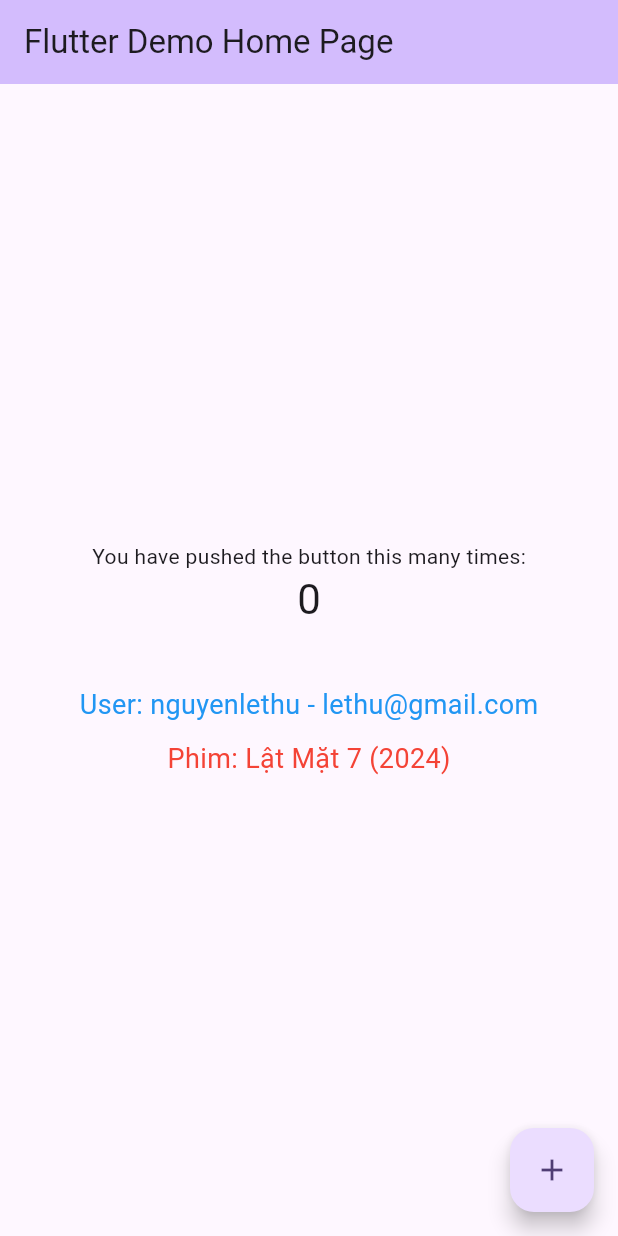
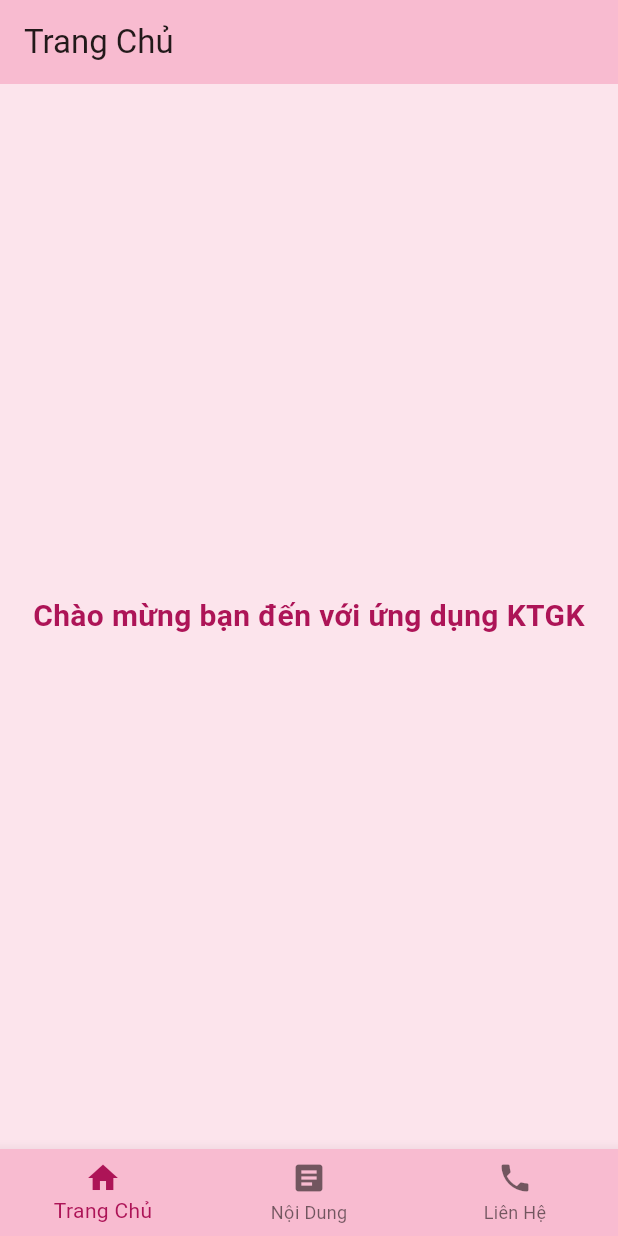
Before and after one commit to hung123-alt/mobile, a Flutter app: the screen it shows after launch, on a phone screen of 412 x 824 dp. Run offline on Flutter 3.47's test engine with Material 3 defaults, Android fonts, the phone set to English and light mode, and no system bars; missing offline and left inert: easy_stars.

Commit message:
Cap nhat code moi nhat cho du an

```diff
--- /dev/null
+++ b/cinema_app/lib/TrangChu.dart
@@ -0,0 +1,16 @@
+import 'package:flutter/material.dart';
+class TrangChuPage extends StatelessWidget {
+  const TrangChuPage({super.key});
+
+  @override
+  Widget build(BuildContext context) {
+    return Scaffold(appBar: AppBar(title: const Text('Trang Chủ'), backgroundColor: Colors.pink[100]),
+    body: Center(child: Text(
+      'Chào mừng bạn đến với ứng dụng KTGK',
+      style: TextStyle(fontSize: 20, color:Colors.pink[800], fontWeight: FontWeight.bold),
+      textAlign: TextAlign.center,
+      ),
+     ),
+    );
+  }
+}
--- a/cinema_app/lib/main.dart
+++ b/cinema_app/lib/main.dart
@@ -1,111 +1,48 @@
 import 'package:flutter/material.dart';
-import 'models/User.dart';         // Thêm import User
-import 'models/movie_model.dart';  // Import Movies không còn bị báo lỗi thừa nữa
-import 'repositories/phim.dart';
-void main() {
-  runApp(const MyApp());
-}
+import 'TrangChu.dart';
+import 'NoiDung.dart';
+import 'LienHe.dart';
 
+void main() => runApp(const MyApp());
 class MyApp extends StatelessWidget {
   const MyApp({super.key});
-
   @override
   Widget build(BuildContext context) {
     return MaterialApp(
-      title: 'Flutter Demo',
+      debugShowCheckedModeBanner: false,
       theme: ThemeData(
-        // Sửa lỗi cú pháp .fromSeed thành ColorScheme.fromSeed
-        colorScheme: ColorScheme.fromSeed(seedColor: Colors.deepPurple),
+        scaffoldBackgroundColor: Colors.pink[50],
+        colorScheme: ColorScheme.fromSeed(seedColor: Colors.pink),
       ),
-      home: const MyHomePage(title: 'Flutter Demo Home Page'),
+      home: const MainPage(),
     );
   }
 }
-
-class MyHomePage extends StatefulWidget {
-  const MyHomePage({super.key, required this.title});
-
-  final String title;
-
+class MainPage extends StatefulWidget {
+  const MainPage({super.key});
   @override
-  State<MyHomePage> createState() => _MyHomePageState();
+  State<MainPage> createState() => _MainPageState();
 }
-
-class _MyHomePageState extends State<MyHomePage> {
-  int _counter = 0;
-
-  // 1. Khởi tạo biến user1 và movie1 ở ngay trong State
-  final user1 = User();
-
-  final movie1 = Movies(
-    id: 1,
-    title: 'Lật Mặt 7',
-    description: 'Một bộ phim gia đình cảm động.',
-    thumbnail: 'lat_mat_7.jpg',
-    categoryId: 1,
-    countryId: 1,
-    releaseYear: 2024,
-    movieType: 'Tâm lý',
-    status: 'Đang chiếu',
-    createdAt: DateTime.now(),
-    updatedAt: DateTime.now(),
-  );
-
-  @override
-  void initState() {
-    super.initState();
-    // 2. Thiết lập dữ liệu cho user1 khi màn hình vừa mở lên
-    user1.setUser(1, 'nguyenlethu', 'lethu@gmail.com', '123456');
-  }
-
-  void _incrementCounter() {
-    setState(() {
-      _counter++;
-    });
-  }
-
+class _MainPageState extends State<MainPage> {
+  int _index = 0;
+  final List<Widget> _pages = const [
+    TrangChuPage(),
+    NoiDungPage(),
+    LienHePage(),
+  ];
   @override
   Widget build(BuildContext context) {
     return Scaffold(
-      appBar: AppBar(
-        backgroundColor: Theme.of(context).colorScheme.inversePrimary,
-        title: Text(widget.title),
-      ),
-      body: Center(
-        child: Column(
-          // Sửa lỗi cú pháp .center thành MainAxisAlignment.center
-          mainAxisAlignment: MainAxisAlignment.center,
-          children: [
-            const Text('You have pushed the button this many times:'),
-
-            // Text hiển thị biến đếm
-            Text(
-              '$_counter',
-              style: Theme.of(context).textTheme.headlineMedium,
-            ),
-
-            const SizedBox(height: 40), // Tạo khoảng trống
-
-            // 3. Text hiển thị thông tin User
-            Text(
-              'User: ${user1.username} - ${user1.email}',
-              style: const TextStyle(fontSize: 18, color: Colors.blue),
-            ),
-
-            const SizedBox(height: 10),
-
-            // 4. Text hiển thị thông tin Movie
-            Text(
-              'Phim: ${movie1.title} (${movie1.releaseYear})',
-              style: const TextStyle(fontSize: 18, color: Colors.red),
-            ),
-          ],
-        ),
-      ),
-      floatingActionButton: FloatingActionButton(
-        onPressed: _incrementCounter,
-        tooltip: 'Increment',
-        child: const Icon(Icons.add),
+      body: _pages[_index],
+      bottomNavigationBar: BottomNavigationBar(
+        currentIndex: _index,
+        onTap: (i) => setState(() => _index = i),
+        backgroundColor: Colors.pink[100], selectedItemColor: Colors.pink[800],
+        items: const [
+          BottomNavigationBarItem(icon: Icon(Icons.home), label: 'Trang Chủ'),
+          BottomNavigationBarItem(icon: Icon(Icons.article), label: 'Nội Dung'),
+          BottomNavigationBarItem(icon: Icon(Icons.phone), label: 'Liên Hệ'),
+        ],
       ),
     );
   }
--- a/cinema_app/pubspec.yaml
+++ b/cinema_app/pubspec.yaml
@@ -34,6 +34,7 @@ dependencies:
   # The following adds the Cupertino Icons font to your application.
   # Use with the CupertinoIcons class for iOS style icons.
   cupertino_icons: ^1.0.8
+  easy_stars: ^1.0.9
 
 dev_dependencies:
   flutter_test:
```
Also changed, not shown: cinema_app/lib/LienHe.dart (added, +23 -0 lines), cinema_app/lib/NoiDung.dart (added, +16 -0 lines), cinema_app/lib/bocuc_demo.dart (added, +92 -0 lines), cinema_app/lib/thuchanh5phan2.dart (added, +247 -0 lines), cinema_app/pubspec.lock.
